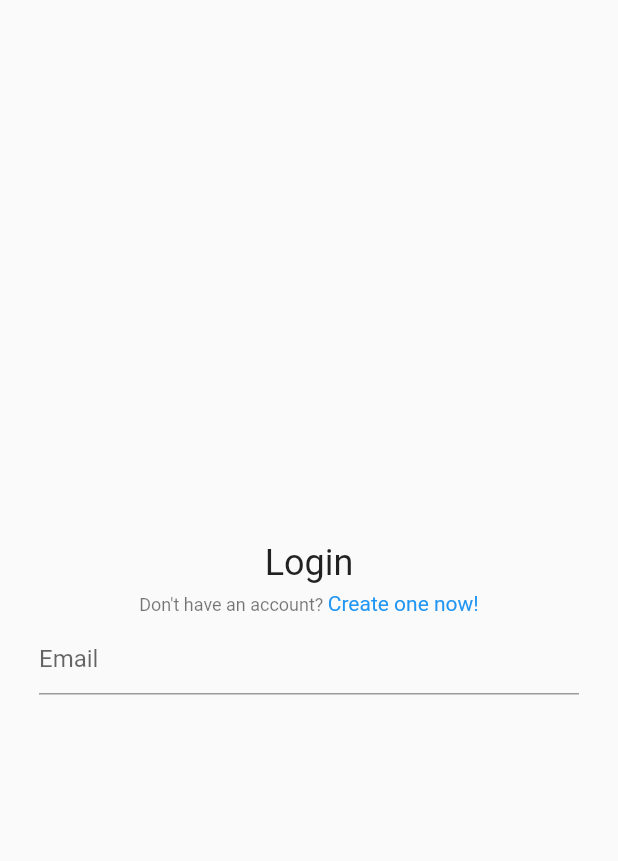
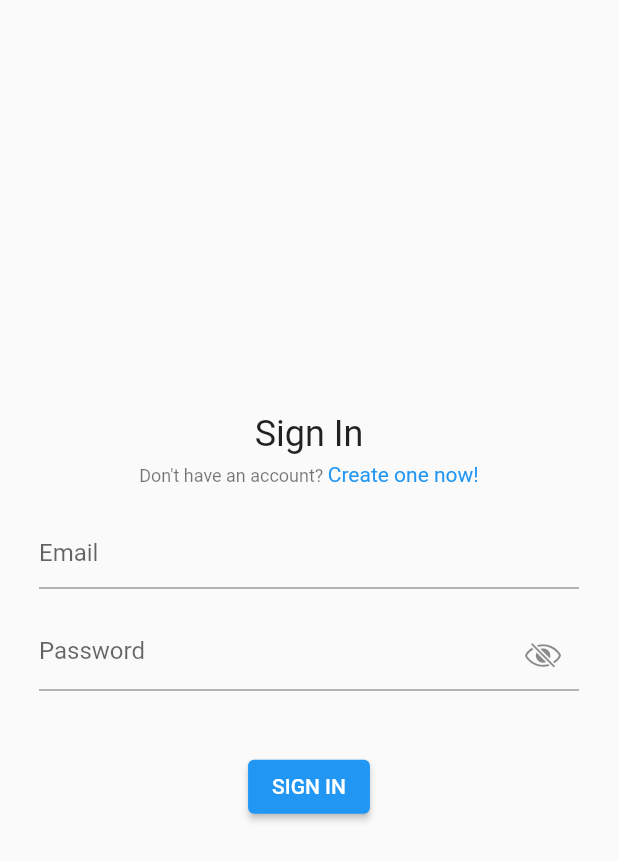
Before and after one commit to exaby73/fnotes, a Flutter app: the screen it shows after launch, on a phone screen of 412 x 824 dp. Shown: the top 861 px of the screen. Run offline on Flutter 3.47's test engine with Material 2 defaults, Android fonts, the phone set to English and light mode, and no system bars; our stand-ins replace bloc, dartz, fluro, flutter_bloc, flutter_hooks, freezed_annotation and 3 more; missing offline and left inert: queen_validators; generated files the repository leaves out were written again.

Commit message:
add: Password field and dummy sign in button

```diff
--- a/client/lib/domain/auth/value_objects.dart
+++ b/client/lib/domain/auth/value_objects.dart
@@ -54,8 +54,10 @@ class Password with _$Password implements ValueObject<ValueFailure, String> {
 
   const Password._();
 
+  static const minPasswordLength = 8;
+
   static Either<ValueFailure, String> _validate(String input) {
-    if (input.length < 8) return Left(ValueFailure.shortPassword(input));
+    if (input.length < minPasswordLength) return Left(ValueFailure.shortPassword(input));
     return Right(input);
   }
 
--- a/client/lib/presentation/auth/pages/login/sign_in_page.dart
+++ b/client/lib/presentation/auth/pages/login/sign_in_page.dart
@@ -34,7 +34,7 @@ class _SignInPage extends HookWidget {
               shrinkWrap: true,
               children: const [
                 SignInPageTitle(),
-                smallVerticalSpacer,
+                kfnLargeVerticalSpacer,
                 Padding(
                   padding: EdgeInsets.symmetric(horizontal: 20),
                   child: SignInPageForm(),
--- a/client/lib/presentation/auth/pages/login/widgets/form.dart
+++ b/client/lib/presentation/auth/pages/login/widgets/form.dart
@@ -1,8 +1,12 @@
+import 'package:flutter/cupertino.dart';
 import 'package:flutter/material.dart';
 import 'package:flutter_bloc/flutter_bloc.dart';
+import 'package:flutter_hooks/flutter_hooks.dart';
 import 'package:fnotes/application/auth/sign_in_form_cubit.dart';
+import 'package:fnotes/domain/auth/value_objects.dart';
+import 'package:fnotes_ui/fnotes_ui.dart';
 
-class SignInPageForm extends StatelessWidget {
+class SignInPageForm extends HookWidget {
   const SignInPageForm();
 
   @override
@@ -10,8 +14,25 @@ class SignInPageForm extends StatelessWidget {
     return BlocBuilder<SignInFormCubit, SignInFormState>(
       builder: (context, state) {
         return Column(
-          children: [
-            TextFormField(
+          children: const [
+            _EmailField(),
+            kfnLargeVerticalSpacer,
+            _PasswordField(),
+            kfnVeryLargeVerticalSpacer,
+            _SignInButton(),
+          ],
+        );
+      },
+    );
+  }
+}
+
+class _EmailField extends StatelessWidget {
+  const _EmailField({Key? key}) : super(key: key);
+
+  @override
+  Widget build(BuildContext context) {
+    return TextFormField(
       decoration: const InputDecoration(
         hintText: 'Email',
       ),
@@ -27,10 +48,50 @@ class SignInPageForm extends StatelessWidget {
             (_) => null,
           ),
       onChanged: context.watch<SignInFormCubit>().changeEmail,
-            ),
-          ],
-        );
-      },
     );
   }
 }
+
+class _PasswordField extends HookWidget {
+  const _PasswordField({Key? key}) : super(key: key);
+
+  @override
+  Widget build(BuildContext context) {
+    final hidePassword = useState(true);
+
+    return TextFormField(
+      decoration: InputDecoration(
+        hintText: 'Password',
+        suffixIcon: IconButton(
+          onPressed: () => hidePassword.value = !hidePassword.value,
+          icon: Icon(hidePassword.value ? CupertinoIcons.eye_slash : CupertinoIcons.eye),
+        ),
+      ),
+      obscureText: hidePassword.value,
+      autovalidateMode: context.watch<SignInFormCubit>().state.formState.maybeWhen(
+            invalid: () => AutovalidateMode.always,
+            orElse: () => AutovalidateMode.disabled,
+          ),
+      validator: (_) => context.read<SignInFormCubit>().state.password.value.fold(
+            (l) => l.maybeWhen(
+              shortPassword: (_) => 'Password should be at least ${Password.minPasswordLength} characters',
+              orElse: () => null,
+            ),
+            (_) => null,
+          ),
+      onChanged: context.watch<SignInFormCubit>().changePassword,
+    );
+  }
+}
+
+class _SignInButton extends HookWidget {
+  const _SignInButton();
+
+  @override
+  Widget build(BuildContext context) {
+    return ElevatedButton(
+      onPressed: () => throw UnimplementedError(),
+      child: const Text('SIGN IN'),
+    );
+  }
+}
--- a/client/lib/presentation/auth/pages/login/widgets/title.dart
+++ b/client/lib/presentation/auth/pages/login/widgets/title.dart
@@ -11,18 +11,30 @@ class SignInPageTitle extends HookWidget {
 
   @override
   Widget build(BuildContext context) {
+    return Column(
+      mainAxisAlignment: MainAxisAlignment.center,
+      children: [
+        FNotesText('Sign In', style: context.textTheme.headline5),
+        kfnSmallVerticalSpacer,
+        const _CreateAccountSubtitle(),
+      ],
+    );
+  }
+}
+
+class _CreateAccountSubtitle extends HookWidget {
+  const _CreateAccountSubtitle({Key? key}) : super(key: key);
+
+  @override
+  Widget build(BuildContext context) {
     final createAccountTapRecognizer = useMemoized(() {
       return TapGestureRecognizer()
         ..onTap = () {
           router.navigateTo(context, '/sign_up');
         };
     });
-    return Column(
-      mainAxisAlignment: MainAxisAlignment.center,
-      children: [
-        FNotesText('Login', style: context.textTheme.headline5),
-        const SizedBox(height: 5),
-        Text.rich(
+
+    return Text.rich(
       TextSpan(
         text: "Don't have an account? ",
         style: context.textTheme.caption,
@@ -41,8 +53,6 @@ class SignInPageTitle extends HookWidget {
           ),
         ],
       ),
-        ),
-      ],
     );
   }
 }
--- a/client/lib/presentation/core/main.dart
+++ b/client/lib/presentation/core/main.dart
@@ -8,6 +8,7 @@ class Main extends HookWidget {
   @override
   Widget build(BuildContext context) {
     return MaterialApp(
+      debugShowCheckedModeBanner: false,
       title: 'FNotes',
       initialRoute: '/login',
       onGenerateRoute: router.generator,
--- a/client/packages/fnotes_ui/lib/shared/spacers.dart
+++ b/client/packages/fnotes_ui/lib/shared/spacers.dart
@@ -1,11 +1,19 @@
 import 'package:flutter/material.dart';
 
-const smallVerticalSpacer = SizedBox(height: 5);
-const mediumVerticalSpacer = SizedBox(height: 10);
-const largeVerticalSpacer = SizedBox(height: 20);
-const veryLargeVerticalSpacer = SizedBox(height: 40);
+/// 5px Vertical SizedBox
+const kfnSmallVerticalSpacer = SizedBox(height: 5);
+/// 10px Vertical SizedBox
+const kfnMediumVerticalSpacer = SizedBox(height: 10);
+/// 20px Vertical SizedBox
+const kfnLargeVerticalSpacer = SizedBox(height: 20);
+/// 40px Vertical SizedBox
+const kfnVeryLargeVerticalSpacer = SizedBox(height: 40);
 
-const smallHorizontalSpacer = SizedBox(width: 5);
-const mediumHorizontalSpacer = SizedBox(width: 10);
-const largeHorizontalSpacer = SizedBox(width: 20);
-const veryLargeHorizontalSpacer = SizedBox(width: 40);
+/// 5px Horizontal SizedBox
+const kfnSmallHorizontalSpacer = SizedBox(width: 5);
+/// 10px Horizontal SizedBox
+const kfnMediumHorizontalSpacer = SizedBox(width: 10);
+/// 20px Horizontal SizedBox
+const kfnLargeHorizontalSpacer = SizedBox(width: 20);
+/// 40px Horizontal SizedBox
+const kfnVeryLargeHorizontalSpacer = SizedBox(width: 40);
```
Lines whose indentation alone changed are shown as unchanged.
